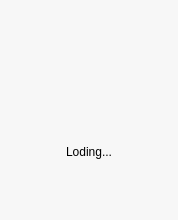
Above: src/start/start.ui from Hcolda/QingLiaoChatClient before the change. Below: the same form after it.
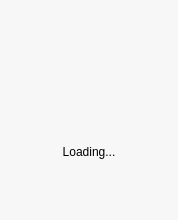
That is the form after the change. Icons and pictures are not drawn. Custom widgets are drawn as their Qt base class.

```diff
--- a/src/start/start.ui
+++ b/src/start/start.ui
@@ -124,7 +124,7 @@
       <item>
        <widget class="QLabel" name="label_2">
         <property name="text">
-         <string>Loding...</string>
+         <string>Loading...</string>
         </property>
         <property name="alignment">
          <set>Qt::AlignCenter</set>
```
Left out of the diff: 2 changed lines with no effect on the pictures.
